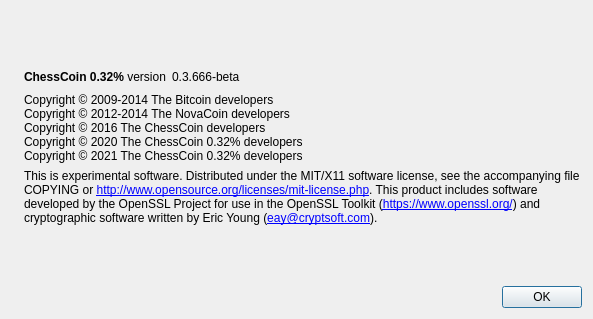
Before: the Qt Designer form src/qt/forms/aboutdialog.ui in AKKPP/ChessCoin032, drawn with Qt 5.
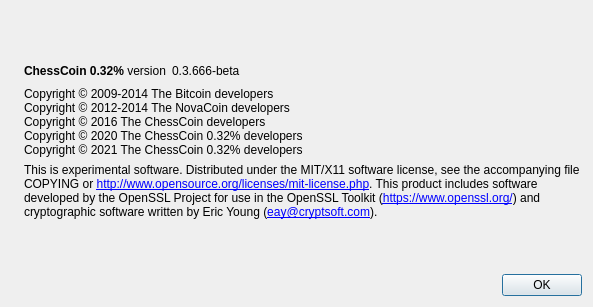
After: the same form once the commit is applied. Icons and pictures are not drawn.

```diff
--- a/src/qt/forms/aboutdialog.ui
+++ b/src/qt/forms/aboutdialog.ui
@@ -7,7 +7,7 @@
     <x>0</x>
     <y>0</y>
     <width>593</width>
-    <height>319</height>
+    <height>307</height>
    </rect>
   </property>
   <property name="windowTitle">
@@ -25,6 +25,9 @@
      <property name="pixmap">
       <pixmap resource="../bitcoin.qrc">:/images/about</pixmap>
      </property>
+     <property name="alignment">
+      <set>Qt::AlignLeading|Qt::AlignLeft|Qt::AlignTop</set>
+     </property>
     </widget>
    </item>
    <item>
```
